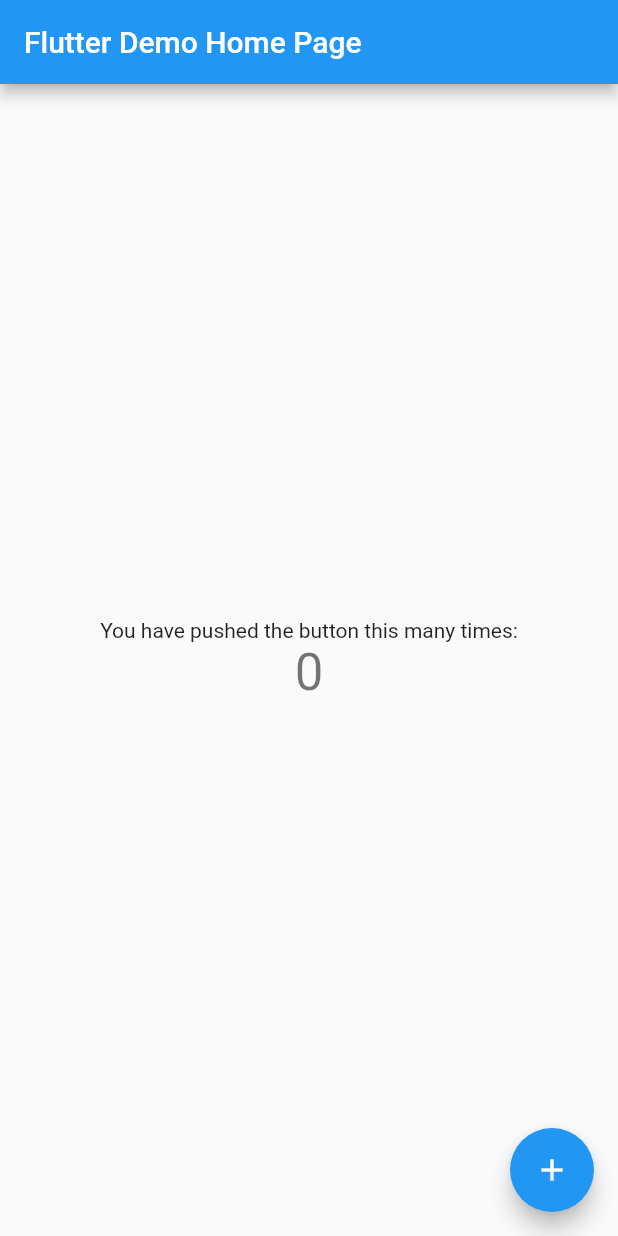
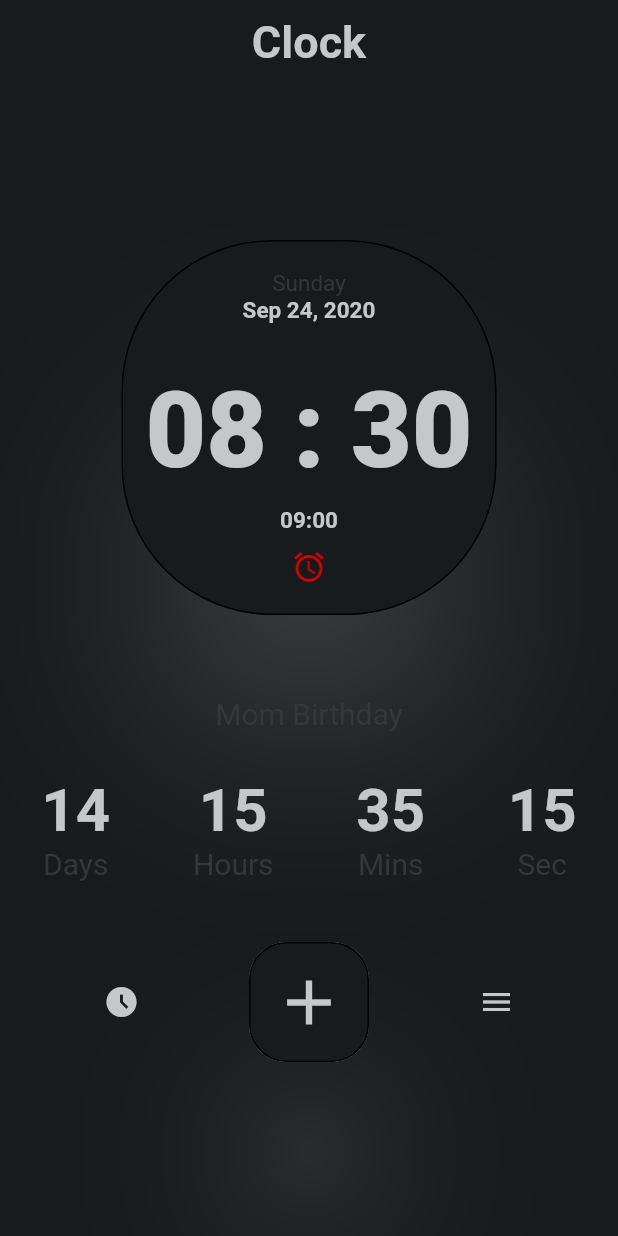
Before and after one commit to oqbahdx/alarm-and-timer-application, a Flutter app: the screen it shows after launch, on a phone screen of 412 x 824 dp. Run offline on Flutter 3.47's test engine with Material 2 defaults, Android fonts, the phone set to English and light mode, and no system bars.

Commit message:
finish home page design

```diff
--- /dev/null
+++ b/lib/config/theme.dart
@@ -0,0 +1,8 @@
+import 'package:flutter/material.dart';
+
+Color blackC = const Color(0XFF181B1E);
+Color greenC = const Color(0XFF02DC73);
+Color darkGreyC = const Color(0XFF35373A);
+Color redC = const Color(0XFFD20000);
+Color greyC = const Color(0XFFC6C7C8);
+Color watchC = const Color(0XFF212428);
--- a/lib/main.dart
+++ b/lib/main.dart
@@ -1,115 +1,23 @@
+import 'package:alert/screen/home.dart';
 import 'package:flutter/material.dart';
 
-void main() {
+
+
+void main(){
   runApp(const MyApp());
+
+
 }
+
 
 class MyApp extends StatelessWidget {
   const MyApp({Key? key}) : super(key: key);
 
-  // This widget is the root of your application.
   @override
   Widget build(BuildContext context) {
-    return MaterialApp(
-      title: 'Flutter Demo',
-      theme: ThemeData(
-        // This is the theme of your application.
-        //
-        // Try running your application with "flutter run". You'll see the
-        // application has a blue toolbar. Then, without quitting the app, try
-        // changing the primarySwatch below to Colors.green and then invoke
-        // "hot reload" (press "r" in the console where you ran "flutter run",
-        // or simply save your changes to "hot reload" in a Flutter IDE).
-        // Notice that the counter didn't reset back to zero; the application
-        // is not restarted.
-        primarySwatch: Colors.blue,
-      ),
-      home: const MyHomePage(title: 'Flutter Demo Home Page'),
+    return const MaterialApp(
+      debugShowCheckedModeBanner: false,
+      home: HomePage(),
     );
   }
 }
-
-class MyHomePage extends StatefulWidget {
-  const MyHomePage({Key? key, required this.title}) : super(key: key);
-
-  // This widget is the home page of your application. It is stateful, meaning
-  // that it has a State object (defined below) that contains fields that affect
-  // how it looks.
-
-  // This class is the configuration for the state. It holds the values (in this
-  // case the title) provided by the parent (in this case the App widget) and
-  // used by the build method of the State. Fields in a Widget subclass are
-  // always marked "final".
-
-  final String title;
-
-  @override
-  State<MyHomePage> createState() => _MyHomePageState();
-}
-
-class _MyHomePageState extends State<MyHomePage> {
-  int _counter = 0;
-
-  void _incrementCounter() {
-    setState(() {
-      // This call to setState tells the Flutter framework that something has
-      // changed in this State, which causes it to rerun the build method below
-      // so that the display can reflect the updated values. If we changed
-      // _counter without calling setState(), then the build method would not be
-      // called again, and so nothing would appear to happen.
-      _counter++;
-    });
-  }
-
-  @override
-  Widget build(BuildContext context) {
-    // This method is rerun every time setState is called, for instance as done
-    // by the _incrementCounter method above.
-    //
-    // The Flutter framework has been optimized to make rerunning build methods
-    // fast, so that you can just rebuild anything that needs updating rather
-    // than having to individually change instances of widgets.
-    return Scaffold(
-      appBar: AppBar(
-        // Here we take the value from the MyHomePage object that was created by
-        // the App.build method, and use it to set our appbar title.
-        title: Text(widget.title),
-      ),
-      body: Center(
-        // Center is a layout widget. It takes a single child and positions it
-        // in the middle of the parent.
-        child: Column(
-          // Column is also a layout widget. It takes a list of children and
-          // arranges them vertically. By default, it sizes itself to fit its
-          // children horizontally, and tries to be as tall as its parent.
-          //
-          // Invoke "debug painting" (press "p" in the console, choose the
-          // "Toggle Debug Paint" action from the Flutter Inspector in Android
-          // Studio, or the "Toggle Debug Paint" command in Visual Studio Code)
-          // to see the wireframe for each widget.
-          //
-          // Column has various properties to control how it sizes itself and
-          // how it positions its children. Here we use mainAxisAlignment to
-          // center the children vertically; the main axis here is the vertical
-          // axis because Columns are vertical (the cross axis would be
-          // horizontal).
-          mainAxisAlignment: MainAxisAlignment.center,
-          children: <Widget>[
-            const Text(
-              'You have pushed the button this many times:',
-            ),
-            Text(
-              '$_counter',
-              style: Theme.of(context).textTheme.headline4,
-            ),
-          ],
-        ),
-      ),
-      floatingActionButton: FloatingActionButton(
-        onPressed: _incrementCounter,
-        tooltip: 'Increment',
-        child: const Icon(Icons.add),
-      ), // This trailing comma makes auto-formatting nicer for build methods.
-    );
-  }
-}
--- /dev/null
+++ b/lib/screen/home.dart
@@ -0,0 +1,185 @@
+import 'package:alert/config/theme.dart';
+import 'package:flutter/material.dart';
+
+class HomePage extends StatefulWidget {
+  const HomePage({Key? key}) : super(key: key);
+
+  @override
+  _HomePageState createState() => _HomePageState();
+}
+
+class _HomePageState extends State<HomePage> {
+  @override
+  Widget build(BuildContext context) {
+    return Scaffold(
+      backgroundColor: blackC,
+      appBar: AppBar(
+        elevation: 0.0,
+        backgroundColor: blackC,
+        centerTitle: true,
+        title: Text(
+          "Clock",
+          style: TextStyle(
+              fontSize: 30, fontWeight: FontWeight.bold, color: greyC),
+        ),
+      ),
+      body: Container(
+        alignment: Alignment.center,
+        child: Column(
+          children: [
+            const SizedBox(
+              height: 100,
+            ),
+            Card(
+              elevation: 50.0,
+              color: watchC,
+              shadowColor: Colors.white24,
+              shape: OutlineInputBorder(
+                borderRadius:  BorderRadius.circular(100)
+              ),
+              child: Container(
+                height: 250,
+                width: 250,
+                decoration: BoxDecoration(
+                  color: blackC,
+                  borderRadius: BorderRadius.circular(100)
+                ),
+                child: Center(
+                  child: Column(
+                    children: [
+                      const SizedBox(height: 20,),
+                      Text("Sunday",style: TextStyle(
+                        fontSize: 15,
+                        color: darkGreyC
+                      ),),
+                      Text('Sep 24, 2020',style: TextStyle(
+                          fontSize: 15,
+                          fontWeight: FontWeight.bold,
+                          color: greyC
+                      ),),
+                      const SizedBox(height: 30,),
+                      Text('08 : 30',style: TextStyle(
+                          fontSize: 70,
+                          color: greyC,
+                        fontWeight: FontWeight.w900
+                      ),),
+                      const SizedBox(
+                        height: 10,
+                      ),
+                      Text('09:00', style: TextStyle(
+                          fontSize: 15,
+                          color: greyC,
+                        fontWeight: FontWeight.bold,
+                      ),),
+                      const SizedBox(
+                        height: 10,
+                      ),
+                      Icon(Icons.alarm,color: redC,)
+                    ],
+                  ),
+                ),
+              ),
+
+            ),
+            const SizedBox(
+              height: 50,
+            ),
+            Container(
+              height: 160,
+              child: Column(
+                children: [
+                  Text('Mom Birthday',style: TextStyle(
+                    color: darkGreyC,fontSize: 20
+                  ),),
+                  SizedBox(
+                    height: 30,
+                  ),
+                  Row(
+                    mainAxisAlignment: MainAxisAlignment.spaceAround,
+                    children: [
+                      Column(
+                       children: [
+                         Text('14',style: TextStyle(
+                             color: greyC,fontSize: 40,
+                             fontWeight: FontWeight.bold
+                         ),),
+                         Text('Days',style: TextStyle(
+                         color: darkGreyC,fontSize: 20
+                         ),),
+                       ],
+                      ),
+                      Column(
+                        children: [
+                          Text('15',style: TextStyle(
+                              color: greyC,fontSize: 40,
+                            fontWeight: FontWeight.bold
+                          ),),
+                          Text('Hours',style: TextStyle(
+                              color: darkGreyC,fontSize: 20
+                          ),),
+                        ],
+                      ),
+                      Column(
+                        children: [
+                          Text('35',style: TextStyle(
+                              color: greyC
+                              ,fontSize: 40,
+                              fontWeight: FontWeight.bold
+                          ),),
+                          Text('Mins',style: TextStyle(
+                              color: darkGreyC,fontSize: 20
+                          ),),
+                        ],
+                      ),
+                      Column(
+                        children: [
+                          Text('15',style: TextStyle(
+                              color: greyC,fontSize: 40,
+                              fontWeight: FontWeight.bold
+                          ),),
+                          Text('Sec',style: TextStyle(
+                              color: darkGreyC,fontSize: 20
+                          ),),
+                        ],
+                      ),
+                    ],
+                  )
+                ],
+              ),
+
+            ),
+            Container(
+              child: Center(
+                child: Row(
+                  mainAxisAlignment: MainAxisAlignment.spaceEvenly,
+                  children: [
+                    Icon(Icons.access_time_filled,color: greyC,),
+                    Card(
+                      shadowColor: Colors.white24,
+                      elevation: 50.0,
+                      shape: OutlineInputBorder(
+                        borderRadius: BorderRadius.circular(25)
+                      ),
+                      child: Container(
+                        child: Center(
+                          child: Icon(Icons.add,color: greyC,size: 50,),
+                        ),
+                        height: 80,
+                        width: 80,
+                        decoration: BoxDecoration(
+                          color: blackC,
+                          borderRadius: BorderRadius.circular(25),
+                        ),
+                      ),
+                    ),
+                    Icon(Icons.menu,color: greyC,)
+                  ],
+                ),
+              ),
+            )
+          ],
+        ),
+      ),
+    );
+  }
+}
```
Also changed, not shown: lib/bloc/cubit.dart (added), lib/bloc/states.dart (added), lib/config/route.dart (added).
